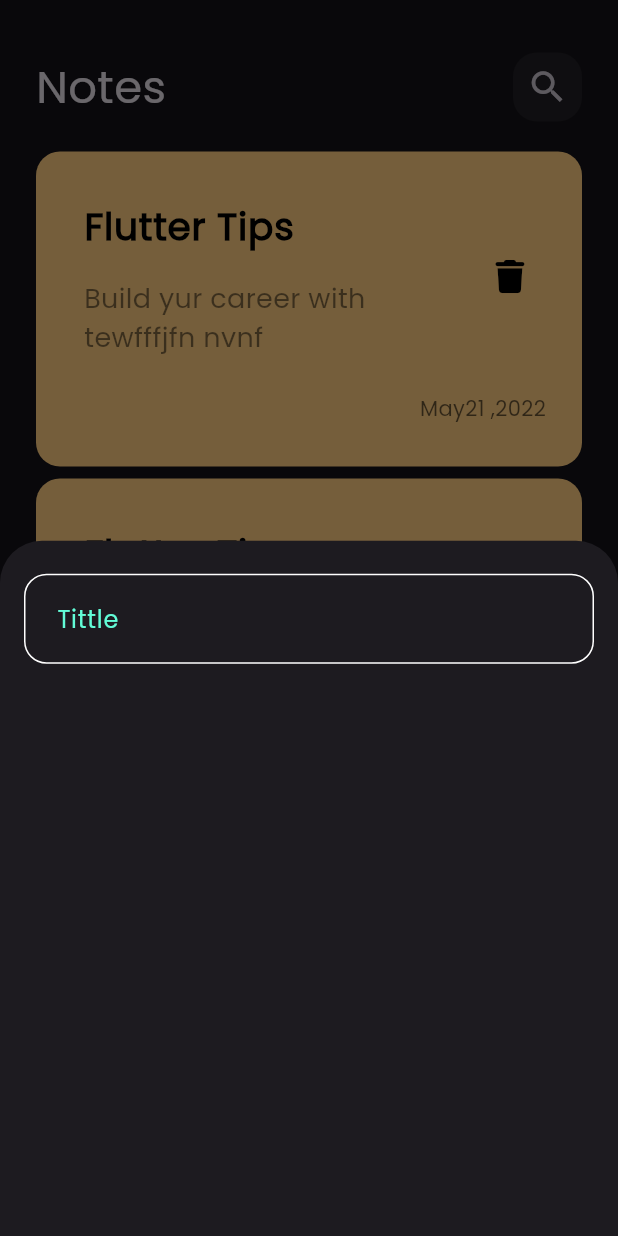
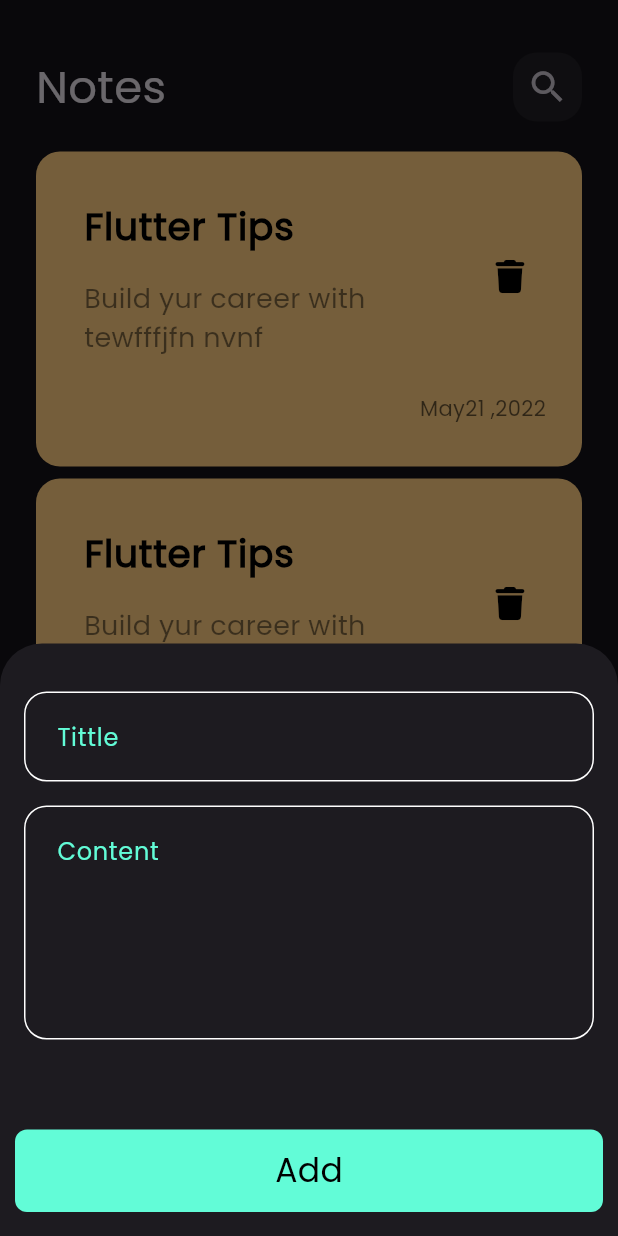
Before and after one commit to Ezzat1444/notes_app, a Flutter app: the screen it shows after launch, after a tap on the "add" icon, on a phone screen of 412 x 824 dp. Run offline on Flutter 3.47's test engine with Material 3 defaults, Android fonts, the phone set to English and light mode, and no system bars; our stand-ins replace font_awesome_flutter.

Commit message:
create fields and button in bottomsheeet

```diff
--- a/lib/views/widgets/add_note_button_sheet.dart
+++ b/lib/views/widgets/add_note_button_sheet.dart
@@ -1,4 +1,5 @@
 import 'package:flutter/material.dart';
+import 'package:notes_app/views/widgets/custom_button.dart';
 import 'package:notes_app/views/widgets/custom_textfield.dart';
 
 class AddNoteBottomSheet extends StatelessWidget {
@@ -6,12 +7,23 @@ class AddNoteBottomSheet extends StatelessWidget {
 
   @override
   Widget build(BuildContext context) {
-    return Column(
-      children: [
-        CustomTextfield(
-
-        ),
-      ],
+    return SingleChildScrollView(
+      child: Column(
+        children: [
+          SizedBox(height: 32,),
+          CustomTextfield(
+            hint: 'Tittle',
+          ),
+            SizedBox(height: 16,),
+            CustomTextfield(
+            hint: 'Content',
+            maxlines: 5,
+          ),
+            SizedBox(height: 60,),
+            CustomButton(),
+            SizedBox(height: 16,),
+        ],
+      ),
     );
   }
 }
--- /dev/null
+++ b/lib/views/widgets/custom_button.dart
@@ -0,0 +1,29 @@
+import 'package:flutter/material.dart';
+import 'package:notes_app/constants.dart';
+
+class CustomButton extends StatelessWidget {
+  const CustomButton({super.key});
+
+  @override
+  Widget build(BuildContext context) {
+    return Padding(
+      padding: const EdgeInsets.symmetric(horizontal: 10),
+      child: Container(
+        width: MediaQuery.of(context).size.width,
+        height: 55,
+        decoration: BoxDecoration(
+          color: kPrimaryColor,
+          borderRadius: BorderRadius.circular(8),
+        ),
+        child: Center(
+          child: Text(
+            'Add',
+            style: TextStyle(
+              color: Colors.black,
+               fontSize: 22),
+          ),
+        ),
+      ),
+    );
+  }
+}
--- a/lib/views/widgets/custom_textfield.dart
+++ b/lib/views/widgets/custom_textfield.dart
@@ -2,21 +2,26 @@ import 'package:flutter/material.dart';
 import 'package:notes_app/constants.dart';
 
 class CustomTextfield extends StatelessWidget {
-  const CustomTextfield({super.key});
+  const CustomTextfield({super.key, required this.hint, this.maxlines = 1});
 
+  final String hint;
+  final int maxlines;
   @override
   Widget build(BuildContext context) {
     return Padding(
-      padding: const EdgeInsets.symmetric(vertical: 22, horizontal: 16),
+      padding: const EdgeInsets.symmetric( horizontal: 16),
       child: TextField(
+        maxLines: maxlines,
         cursorColor: kPrimaryColor,
         decoration: InputDecoration(
             contentPadding: EdgeInsets.all(18),
             border: buildBorder(),
             enabledBorder: buildBorder(),
             focusedBorder: buildBorder(kPrimaryColor),
-            hintText: 'Tittle',
-            hintStyle: TextStyle(color: kPrimaryColor,)),
+            hintText: hint,
+            hintStyle: TextStyle(
+              color: kPrimaryColor,
+            )),
       ),
     );
   }
```
